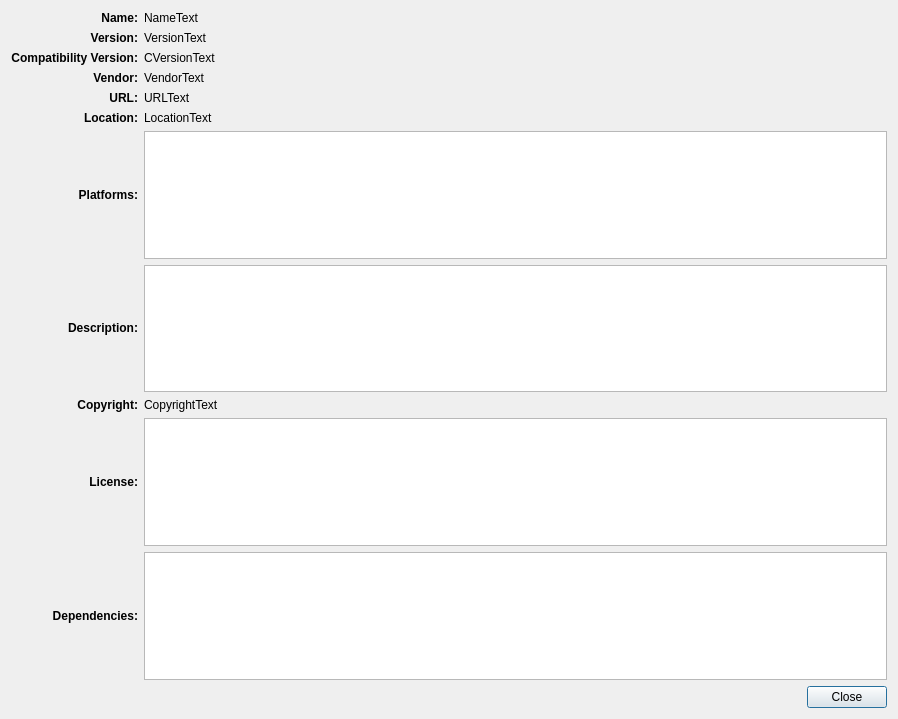
Above: Source/Applications/DREAM3D/UI_Files/PluginDetails.ui from BlueQuartzSoftware/DREAM3D before the change. Below: the same form after it.
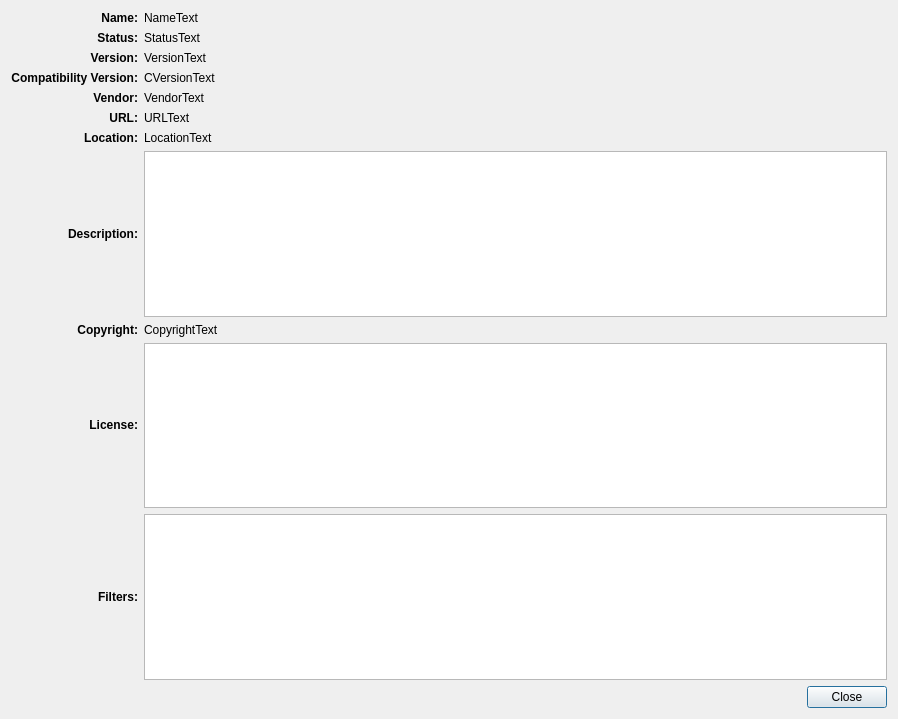
That is the form after the change.

Commit message: Removed the Platforms member variable from all plugins, and renamed the Dependencies member variable to Filters.

Diff of the .ui file:
```diff
--- a/Source/Applications/DREAM3D/UI_Files/PluginDetails.ui
+++ b/Source/Applications/DREAM3D/UI_Files/PluginDetails.ui
@@ -20,91 +20,44 @@
    <string>Dialog</string>
   </property>
   <layout class="QGridLayout" name="gridLayout">
-   <item row="0" column="2">
-    <widget class="QLabel" name="nameLabel">
+   <item row="1" column="0">
+    <widget class="QLabel" name="statusHeader">
      <property name="text">
-      <string>NameText</string>
+      <string>&lt;html&gt;&lt;head/&gt;&lt;body&gt;&lt;p&gt;&lt;span style=&quot; font-weight:600;&quot;&gt;Status:&lt;/span&gt;&lt;/p&gt;&lt;/body&gt;&lt;/html&gt;</string>
      </property>
-    </widget>
-   </item>
-   <item row="8" column="0">
-    <widget class="QLabel" name="copyrightHeader">
-     <property name="text">
-      <string>&lt;html&gt;&lt;head/&gt;&lt;body&gt;&lt;p&gt;&lt;span style=&quot; font-weight:600;&quot;&gt;Copyright:&lt;/span&gt;&lt;/p&gt;&lt;/body&gt;&lt;/html&gt;</string>
+     <property name="textFormat">
+      <enum>Qt::AutoText</enum>
      </property>
      <property name="alignment">
       <set>Qt::AlignRight|Qt::AlignTrailing|Qt::AlignVCenter</set>
      </property>
     </widget>
    </item>
-   <item row="0" column="0">
-    <widget class="QLabel" name="nameHeader">
-     <property name="layoutDirection">
-      <enum>Qt::LeftToRight</enum>
-     </property>
+   <item row="1" column="2">
+    <widget class="QLabel" name="statusLabel">
      <property name="text">
-      <string>&lt;html&gt;&lt;head/&gt;&lt;body&gt;&lt;p&gt;&lt;span style=&quot; font-weight:600;&quot;&gt;Name:&lt;/span&gt;&lt;/p&gt;&lt;/body&gt;&lt;/html&gt;</string>
+      <string>StatusText</string>
      </property>
-     <property name="alignment">
-      <set>Qt::AlignRight|Qt::AlignTrailing|Qt::AlignVCenter</set>
-     </property>
     </widget>
    </item>
-   <item row="7" column="2">
-    <widget class="QTextEdit" name="descriptionTextEdit">
-     <property name="readOnly">
-      <bool>true</bool>
-     </property>
-    </widget>
-   </item>
-   <item row="9" column="2">
-    <widget class="QTextEdit" name="licenseTextEdit">
-     <property name="readOnly">
-      <bool>true</bool>
-     </property>
-    </widget>
-   </item>
-   <item row="11" column="0">
-    <widget class="QLabel" name="dependenciesHeader">
+   <item row="4" column="2">
+    <widget class="QLabel" name="vendorLabel">
      <property name="text">
-      <string>&lt;html&gt;&lt;head/&gt;&lt;body&gt;&lt;p&gt;&lt;span style=&quot; font-weight:600;&quot;&gt;Dependencies:&lt;/span&gt;&lt;/p&gt;&lt;/body&gt;&lt;/html&gt;</string>
-     </property>
-     <property name="alignment">
-      <set>Qt::AlignRight|Qt::AlignTrailing|Qt::AlignVCenter</set>
-     </property>
-    </widget>
-   </item>
-   <item row="6" column="0">
-    <widget class="QLabel" name="platformsHeader">
-     <property name="text">
-      <string>&lt;html&gt;&lt;head/&gt;&lt;body&gt;&lt;p&gt;&lt;span style=&quot; font-weight:600;&quot;&gt;Platforms:&lt;/span&gt;&lt;/p&gt;&lt;/body&gt;&lt;/html&gt;</string>
-     </property>
-     <property name="alignment">
-      <set>Qt::AlignRight|Qt::AlignTrailing|Qt::AlignVCenter</set>
-     </property>
-    </widget>
-   </item>
-   <item row="4" column="0">
-    <widget class="QLabel" name="urlHeader">
-     <property name="text">
-      <string>&lt;html&gt;&lt;head/&gt;&lt;body&gt;&lt;p&gt;&lt;span style=&quot; font-weight:600;&quot;&gt;URL:&lt;/span&gt;&lt;/p&gt;&lt;/body&gt;&lt;/html&gt;</string>
-     </property>
-     <property name="alignment">
-      <set>Qt::AlignRight|Qt::AlignTrailing|Qt::AlignVCenter</set>
-     </property>
-    </widget>
-   </item>
-   <item row="9" column="0">
-    <widget class="QLabel" name="licenseHeader">
-     <property name="text">
-      <string>&lt;html&gt;&lt;head/&gt;&lt;body&gt;&lt;p&gt;&lt;span style=&quot; font-weight:600;&quot;&gt;License:&lt;/span&gt;&lt;/p&gt;&lt;/body&gt;&lt;/html&gt;</string>
-     </property>
-     <property name="alignment">
-      <set>Qt::AlignRight|Qt::AlignTrailing|Qt::AlignVCenter</set>
+      <string>VendorText</string>
      </property>
     </widget>
    </item>
    <item row="3" column="0">
+    <widget class="QLabel" name="cVersionHeader">
+     <property name="text">
+      <string>&lt;html&gt;&lt;head/&gt;&lt;body&gt;&lt;p&gt;&lt;span style=&quot; font-weight:600;&quot;&gt;Compatibility Version:&lt;/span&gt;&lt;/p&gt;&lt;/body&gt;&lt;/html&gt;</string>
+     </property>
+     <property name="alignment">
+      <set>Qt::AlignRight|Qt::AlignTrailing|Qt::AlignVCenter</set>
+     </property>
+    </widget>
+   </item>
+   <item row="4" column="0">
     <widget class="QLabel" name="vendorHeader">
      <property name="text">
       <string>&lt;html&gt;&lt;head/&gt;&lt;body&gt;&lt;p&gt;&lt;span style=&quot; font-weight:600;&quot;&gt;Vendor:&lt;/span&gt;&lt;/p&gt;&lt;/body&gt;&lt;/html&gt;</string>
@@ -114,17 +67,17 @@
      </property>
     </widget>
    </item>
-   <item row="7" column="0">
-    <widget class="QLabel" name="descriptionHeader">
+   <item row="10" column="0">
+    <widget class="QLabel" name="licenseHeader">
      <property name="text">
-      <string>&lt;html&gt;&lt;head/&gt;&lt;body&gt;&lt;p&gt;&lt;span style=&quot; font-weight:600;&quot;&gt;Description:&lt;/span&gt;&lt;/p&gt;&lt;/body&gt;&lt;/html&gt;</string>
+      <string>&lt;html&gt;&lt;head/&gt;&lt;body&gt;&lt;p&gt;&lt;span style=&quot; font-weight:600;&quot;&gt;License:&lt;/span&gt;&lt;/p&gt;&lt;/body&gt;&lt;/html&gt;</string>
      </property>
      <property name="alignment">
       <set>Qt::AlignRight|Qt::AlignTrailing|Qt::AlignVCenter</set>
      </property>
     </widget>
    </item>
-   <item row="5" column="0">
+   <item row="6" column="0">
     <widget class="QLabel" name="locationHeader">
      <property name="text">
       <string>&lt;html&gt;&lt;head/&gt;&lt;body&gt;&lt;p&gt;&lt;span style=&quot; font-weight:600;&quot;&gt;Location:&lt;/span&gt;&lt;/p&gt;&lt;/body&gt;&lt;/html&gt;</string>
@@ -135,30 +88,50 @@
     </widget>
    </item>
    <item row="2" column="0">
-    <widget class="QLabel" name="cVersionHeader">
+    <widget class="QLabel" name="versionHeader">
      <property name="text">
-      <string>&lt;html&gt;&lt;head/&gt;&lt;body&gt;&lt;p&gt;&lt;span style=&quot; font-weight:600;&quot;&gt;Compatibility Version:&lt;/span&gt;&lt;/p&gt;&lt;/body&gt;&lt;/html&gt;</string>
+      <string>&lt;html&gt;&lt;head/&gt;&lt;body&gt;&lt;p&gt;&lt;span style=&quot; font-weight:600;&quot;&gt;Version:&lt;/span&gt;&lt;/p&gt;&lt;/body&gt;&lt;/html&gt;</string>
      </property>
      <property name="alignment">
       <set>Qt::AlignRight|Qt::AlignTrailing|Qt::AlignVCenter</set>
      </property>
     </widget>
    </item>
-   <item row="2" column="2">
+   <item row="8" column="0">
+    <widget class="QLabel" name="descriptionHeader">
+     <property name="text">
+      <string>&lt;html&gt;&lt;head/&gt;&lt;body&gt;&lt;p&gt;&lt;span style=&quot; font-weight:600;&quot;&gt;Description:&lt;/span&gt;&lt;/p&gt;&lt;/body&gt;&lt;/html&gt;</string>
+     </property>
+     <property name="alignment">
+      <set>Qt::AlignRight|Qt::AlignTrailing|Qt::AlignVCenter</set>
+     </property>
+    </widget>
+   </item>
+   <item row="5" column="0">
+    <widget class="QLabel" name="urlHeader">
+     <property name="text">
+      <string>&lt;html&gt;&lt;head/&gt;&lt;body&gt;&lt;p&gt;&lt;span style=&quot; font-weight:600;&quot;&gt;URL:&lt;/span&gt;&lt;/p&gt;&lt;/body&gt;&lt;/html&gt;</string>
+     </property>
+     <property name="alignment">
+      <set>Qt::AlignRight|Qt::AlignTrailing|Qt::AlignVCenter</set>
+     </property>
+    </widget>
+   </item>
+   <item row="5" column="2">
+    <widget class="QLabel" name="urlLabel">
+     <property name="text">
+      <string>URLText</string>
+     </property>
+    </widget>
+   </item>
+   <item row="3" column="2">
     <widget class="QLabel" name="cVersionLabel">
      <property name="text">
       <string>CVersionText</string>
      </property>
     </widget>
    </item>
-   <item row="3" column="2">
-    <widget class="QLabel" name="vendorLabel">
-     <property name="text">
-      <string>VendorText</string>
-     </property>
-    </widget>
-   </item>
-   <item row="1" column="2">
+   <item row="2" column="2">
     <widget class="QLabel" name="versionLabel">
      <property name="text">
       <string>VersionText</string>
@@ -166,50 +139,30 @@
     </widget>
    </item>
    <item row="6" column="2">
-    <widget class="QListWidget" name="platformsListWidget">
-     <property name="editTriggers">
-      <set>QAbstractItemView::NoEditTriggers</set>
-     </property>
-     <property name="selectionMode">
-      <enum>QAbstractItemView::NoSelection</enum>
-     </property>
-    </widget>
-   </item>
-   <item row="1" column="0">
-    <widget class="QLabel" name="versionHeader">
-     <property name="text">
-      <string>&lt;html&gt;&lt;head/&gt;&lt;body&gt;&lt;p&gt;&lt;span style=&quot; font-weight:600;&quot;&gt;Version:&lt;/span&gt;&lt;/p&gt;&lt;/body&gt;&lt;/html&gt;</string>
-     </property>
-     <property name="alignment">
-      <set>Qt::AlignRight|Qt::AlignTrailing|Qt::AlignVCenter</set>
-     </property>
-    </widget>
-   </item>
-   <item row="5" column="2">
     <widget class="QLabel" name="locationLabel">
      <property name="text">
       <string>LocationText</string>
      </property>
     </widget>
    </item>
-   <item row="4" column="2">
-    <widget class="QLabel" name="urlLabel">
+   <item row="0" column="2">
+    <widget class="QLabel" name="nameLabel">
      <property name="text">
-      <string>URLText</string>
+      <string>NameText</string>
      </property>
     </widget>
    </item>
-   <item row="11" column="2">
-    <widget class="QListWidget" name="dependenciesListWidget">
-     <property name="editTriggers">
-      <set>QAbstractItemView::NoEditTriggers</set>
+   <item row="9" column="0">
+    <widget class="QLabel" name="copyrightHeader">
+     <property name="text">
+      <string>&lt;html&gt;&lt;head/&gt;&lt;body&gt;&lt;p&gt;&lt;span style=&quot; font-weight:600;&quot;&gt;Copyright:&lt;/span&gt;&lt;/p&gt;&lt;/body&gt;&lt;/html&gt;</string>
      </property>
-     <property name="selectionMode">
-      <enum>QAbstractItemView::NoSelection</enum>
+     <property name="alignment">
+      <set>Qt::AlignRight|Qt::AlignTrailing|Qt::AlignVCenter</set>
      </property>
     </widget>
    </item>
-   <item row="8" column="2">
+   <item row="9" column="2">
     <widget class="QLabel" name="copyrightLabel">
      <property name="text">
       <string>CopyrightText</string>
@@ -217,6 +170,16 @@
     </widget>
    </item>
    <item row="12" column="2">
+    <widget class="QListWidget" name="filtersListWidget">
+     <property name="editTriggers">
+      <set>QAbstractItemView::NoEditTriggers</set>
+     </property>
+     <property name="selectionMode">
+      <enum>QAbstractItemView::NoSelection</enum>
+     </property>
+    </widget>
+   </item>
+   <item row="13" column="2">
     <layout class="QGridLayout" name="gridLayout_2">
      <property name="bottomMargin">
       <number>0</number>
@@ -246,6 +209,43 @@
      </item>
     </layout>
    </item>
+   <item row="0" column="0">
+    <widget class="QLabel" name="nameHeader">
+     <property name="layoutDirection">
+      <enum>Qt::LeftToRight</enum>
+     </property>
+     <property name="text">
+      <string>&lt;html&gt;&lt;head/&gt;&lt;body&gt;&lt;p&gt;&lt;span style=&quot; font-weight:600;&quot;&gt;Name:&lt;/span&gt;&lt;/p&gt;&lt;/body&gt;&lt;/html&gt;</string>
+     </property>
+     <property name="alignment">
+      <set>Qt::AlignRight|Qt::AlignTrailing|Qt::AlignVCenter</set>
+     </property>
+    </widget>
+   </item>
+   <item row="8" column="2">
+    <widget class="QTextEdit" name="descriptionTextEdit">
+     <property name="readOnly">
+      <bool>true</bool>
+     </property>
+    </widget>
+   </item>
+   <item row="10" column="2">
+    <widget class="QTextEdit" name="licenseTextEdit">
+     <property name="readOnly">
+      <bool>true</bool>
+     </property>
+    </widget>
+   </item>
+   <item row="12" column="0">
+    <widget class="QLabel" name="filtersHeader">
+     <property name="text">
+      <string>&lt;html&gt;&lt;head/&gt;&lt;body&gt;&lt;p&gt;&lt;span style=&quot; font-weight:600;&quot;&gt;Filters:&lt;/span&gt;&lt;/p&gt;&lt;/body&gt;&lt;/html&gt;</string>
+     </property>
+     <property name="alignment">
+      <set>Qt::AlignRight|Qt::AlignTrailing|Qt::AlignVCenter</set>
+     </property>
+    </widget>
+   </item>
   </layout>
  </widget>
  <resources/>
```
The commit also changes 35 other files.
